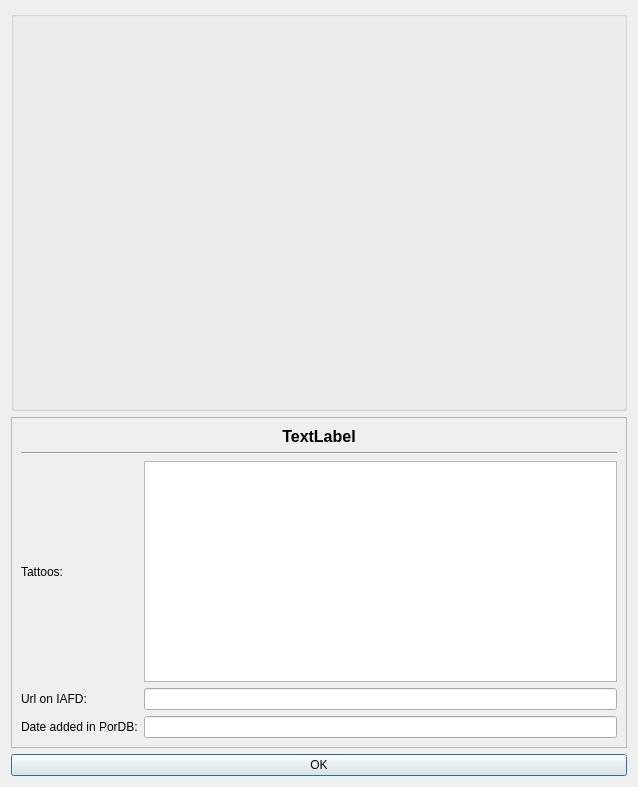
Before: the Qt Designer form pordb_actor_details.ui in hwmay/pordb3, drawn with Qt 5.
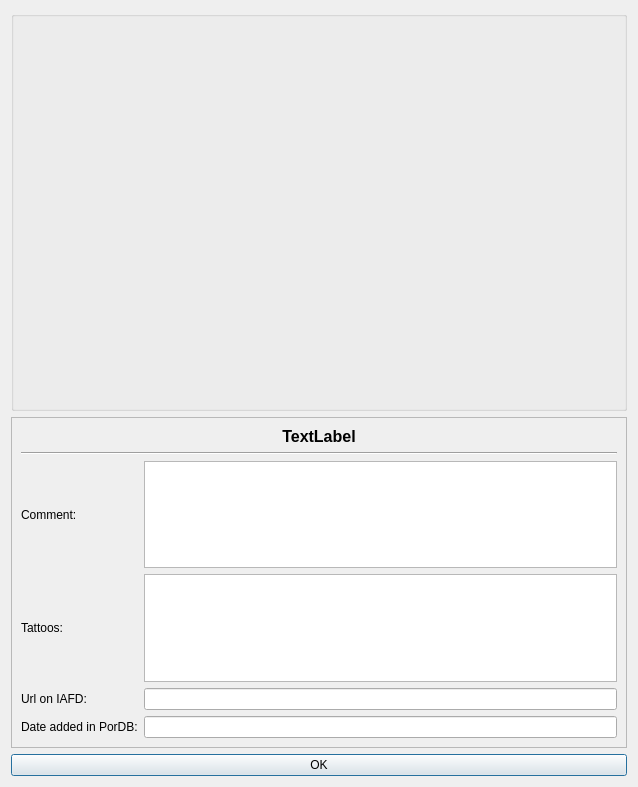
After: the same form once the commit is applied. Icons and pictures are not drawn.

Commit message: New function: added a comment field in actor details

Patch:
```diff
--- a/pordb_actor_details.ui
+++ b/pordb_actor_details.ui
@@ -67,8 +67,8 @@
          <rect>
           <x>0</x>
           <y>0</y>
-          <width>622</width>
-          <height>340</height>
+          <width>616</width>
+          <height>330</height>
          </rect>
         </property>
         <layout class="QGridLayout" name="gridLayout_3">
@@ -100,25 +100,7 @@
            </item>
            <item>
             <layout class="QGridLayout" name="gridLayout_2">
-             <item row="0" column="0">
-              <widget class="QLabel" name="labelTattoosC">
-               <property name="text">
-                <string>Tattoos:</string>
-               </property>
-              </widget>
-             </item>
-             <item row="0" column="1">
-              <widget class="QPlainTextEdit" name="plainTextEditTattoos">
-              </widget>
-             </item>
-             <item row="1" column="0">
-              <widget class="QLabel" name="labelUrl">
-               <property name="text">
-                <string>Url on IAFD:</string>
-               </property>
-              </widget>
-             </item>
-             <item row="2" column="0">
+             <item row="3" column="0">
               <widget class="QLabel" name="labelDateC">
                <property name="text">
                 <string>Date added in PorDB:</string>
@@ -126,16 +108,42 @@
               </widget>
              </item>
              <item row="2" column="1">
+              <widget class="QLineEdit" name="lineEditUrl"/>
+             </item>
+             <item row="3" column="1">
               <widget class="QLineEdit" name="lineEditDate">
                <property name="readOnly">
                 <bool>true</bool>
                </property>
               </widget>
              </item>
+             <item row="1" column="0">
+              <widget class="QLabel" name="labelTattoosC">
+               <property name="text">
+                <string>Tattoos:</string>
+               </property>
+              </widget>
+             </item>
              <item row="1" column="1">
-              <widget class="QLineEdit" name="lineEditUrl">
+              <widget class="QPlainTextEdit" name="plainTextEditTattoos"/>
+             </item>
+             <item row="2" column="0">
+              <widget class="QLabel" name="labelUrl">
+               <property name="text">
+                <string>Url on IAFD:</string>
+               </property>
               </widget>
              </item>
+             <item row="0" column="0">
+              <widget class="QLabel" name="labelComment">
+               <property name="text">
+                <string>Comment:</string>
+               </property>
+              </widget>
+             </item>
+             <item row="0" column="1">
+              <widget class="QPlainTextEdit" name="plainTextEditComment"/>
+             </item>
             </layout>
            </item>
           </layout>
```
The commit also changes 7 other files.
